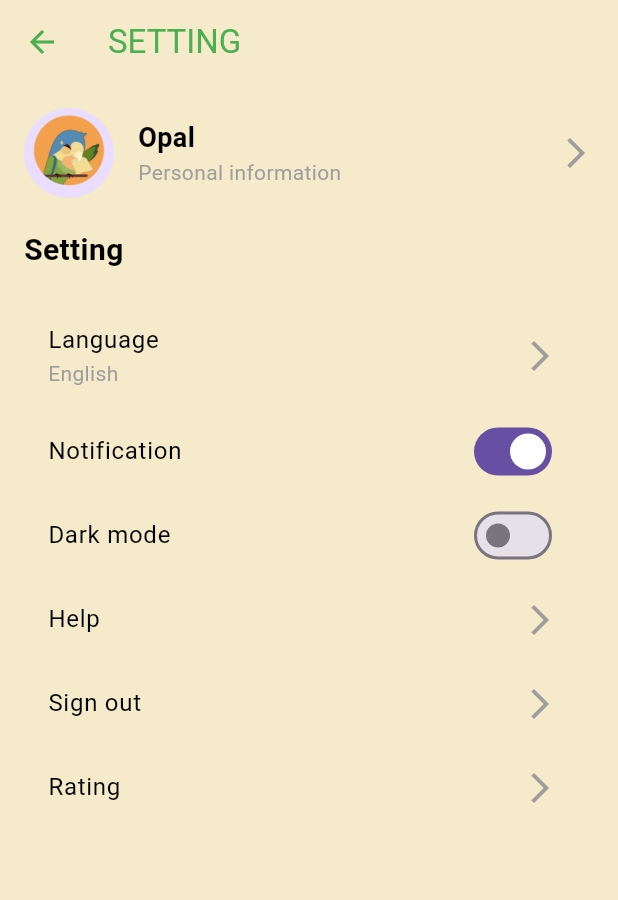
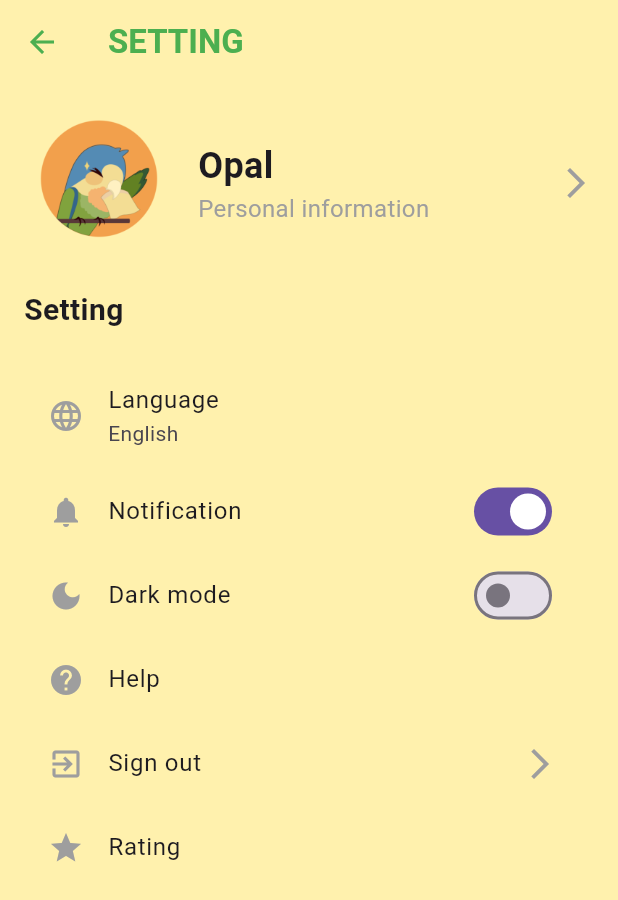
Before and after one commit to DucNguyen2807/Opal_Project_FE, a Flutter app: the SettingsScreen screen opened directly, on a phone screen of 412 x 824 dp. Shown: the top 900 px of the screen. Run offline on Flutter 3.47's test engine with Material 3 defaults, Android fonts, the phone set to English and light mode, and no system bars; our stand-ins replace flutter_countdown_timer, table_calendar.

Commit message:
[update] setting screen

```diff
--- a/lib/ui/settings/settings.dart
+++ b/lib/ui/settings/settings.dart
@@ -1,18 +1,18 @@
 import 'package:flutter/material.dart';
 import 'package:provider/provider.dart';
 import 'package:opal_project/ui/theme-provider/theme.dart';
+import 'package:opal_project/ui/sign-in/login.dart';
 
 class SettingsScreen extends StatelessWidget {
   @override
   Widget build(BuildContext context) {
-
     final themeProvider = Provider.of<ThemeProvider>(context);
 
     return Scaffold(
-      backgroundColor: themeProvider.isDarkMode ? Colors.black : Color(0xFFF5EAC9),
+      backgroundColor: Theme.of(context).scaffoldBackgroundColor,
       appBar: AppBar(
-        title: Text('SETTING', style: TextStyle(color: Colors.green)),
-        backgroundColor: themeProvider.isDarkMode ? Colors.grey[850] : Color(0xFFF5EAC9),
+        title: Text('SETTING', style: TextStyle(color: Colors.green, fontWeight: FontWeight.bold)),
+        backgroundColor: Theme.of(context).scaffoldBackgroundColor,
         elevation: 0,
         leading: IconButton(
           icon: Icon(Icons.arrow_back, color: Colors.green),
@@ -29,15 +29,19 @@ class SettingsScreen extends StatelessWidget {
             Row(
               children: [
                 CircleAvatar(
-                  radius: 30,
+                  radius: 50,
+                  backgroundColor: Colors.transparent,
                   backgroundImage: AssetImage('assets/login-opal.png'),
                 ),
                 SizedBox(width: 16),
                 Column(
                   crossAxisAlignment: CrossAxisAlignment.start,
                   children: [
-                    Text('Opal', style: TextStyle(fontSize: 18, fontWeight: FontWeight.bold, color: themeProvider.isDarkMode ? Colors.white : Colors.black)),
-                    Text('Personal information', style: TextStyle(color: Colors.grey)),
+                    Text(
+                      'Opal',
+                      style: TextStyle(fontSize: 24, fontWeight: FontWeight.bold),
+                    ),
+                    Text('Personal information', style: TextStyle(color: Colors.grey, fontSize: 16)),
                   ],
                 ),
                 Spacer(),
@@ -45,46 +49,111 @@ class SettingsScreen extends StatelessWidget {
               ],
             ),
             SizedBox(height: 20),
-            Text('Setting', style: TextStyle(fontSize: 20, fontWeight: FontWeight.bold, color: themeProvider.isDarkMode ? Colors.white : Colors.black)),
+            Text('Setting', style: TextStyle(fontSize: 20, fontWeight: FontWeight.bold)),
             SizedBox(height: 20),
-            ListTile(
-              title: Text('Language', style: TextStyle(color: themeProvider.isDarkMode ? Colors.white : Colors.black)),
-              subtitle: Text('English', style: TextStyle(color: Colors.grey)),
-              trailing: Icon(Icons.arrow_forward_ios, color: Colors.grey),
+            _buildSettingItem(context, 'Language', 'English', icon: Icons.language),
+            _buildSettingSwitch(context, 'Notification', true, icon: Icons.notifications),
+            _buildSettingSwitch(context, 'Dark mode', themeProvider.isDarkMode, icon: Icons.dark_mode),
+            _buildSettingItem(context, 'Help', '', icon: Icons.help),
+            _buildSettingItem(context, 'Sign out', '', icon: Icons.exit_to_app, onTap: () {
+              _showLogoutDialog(context);
+            }),
+            _buildSettingItem(context, 'Rating', '', icon: Icons.star),
+          ],
         ),
-            ListTile(
-              title: Text('Notification', style: TextStyle(color: themeProvider.isDarkMode ? Colors.white : Colors.black)),
+      ),
+    );
+  }
+
+  Widget _buildSettingItem(BuildContext context, String title, String subtitle, {IconData? icon, VoidCallback? onTap}) {
+    return ListTile(
+      leading: icon != null ? Icon(icon, color: Colors.grey) : null,
+      title: Text(title),
+      subtitle: subtitle.isNotEmpty ? Text(subtitle) : null,
+      trailing: onTap != null ? Icon(Icons.arrow_forward_ios, color: Colors.grey) : null,
+      onTap: onTap,
+    );
+  }
+
+  Widget _buildSettingSwitch(BuildContext context, String title, bool value, {IconData? icon}) {
+    return ListTile(
+      leading: icon != null ? Icon(icon, color: Colors.grey) : null,
+      title: Text(title),
       trailing: Switch(
-                value: true,
-                onChanged: (value) {
-                  // Logic cho thông báo
+        value: value,
+        onChanged: (newValue) {
+          // Logic to handle the switch state change can go here
         },
       ),
+    );
+  }
+
+  void _showLogoutDialog(BuildContext context) {
+    showDialog(
+      context: context,
+      builder: (BuildContext context) {
+        return Dialog(
+          shape: RoundedRectangleBorder(
+            borderRadius: BorderRadius.circular(16),
           ),
-            ListTile(
-              title: Text('Dark mode', style: TextStyle(color: themeProvider.isDarkMode ? Colors.white : Colors.black)),
-              trailing: Switch(
-                value: themeProvider.isDarkMode,
-                onChanged: (value) {
-                  themeProvider.toggleTheme();
-                },
+          backgroundColor: Color(0xFFF5EAC9),
+          child: Container(
+            padding: const EdgeInsets.all(20.0),
+            width: 300,
+            child: Column(
+              mainAxisSize: MainAxisSize.min,
+              children: [
+                Text(
+                  "You really want to sign out?",
+                  style: TextStyle(fontSize: 20, fontWeight: FontWeight.bold, color: Colors.green),
+                  textAlign: TextAlign.center,
+                ),
+                SizedBox(height: 20),
+                CircleAvatar(
+                  radius: 50,
+                  backgroundColor: Colors.transparent,
+                  child: ClipOval(
+                    child: Image.asset(
+                      'assets/icon opal-05.png',
+                      fit: BoxFit.cover,
+                      width: 100,
+                      height: 100,
                     ),
                   ),
-            ListTile(
-              title: Text('Help', style: TextStyle(color: themeProvider.isDarkMode ? Colors.white : Colors.black)),
-              trailing: Icon(Icons.arrow_forward_ios, color: Colors.grey),
                 ),
-            ListTile(
-              title: Text('Sign out', style: TextStyle(color: themeProvider.isDarkMode ? Colors.white : Colors.black)),
-              trailing: Icon(Icons.arrow_forward_ios, color: Colors.grey),
+                SizedBox(height: 20),
+                Row(
+                  mainAxisAlignment: MainAxisAlignment.spaceEvenly,
+                  children: [
+                    ElevatedButton(
+                      style: ElevatedButton.styleFrom(
+                        backgroundColor: Colors.orange[200],
+                        shape: RoundedRectangleBorder(borderRadius: BorderRadius.circular(12)),
                       ),
-            ListTile(
-              title: Text('Rating', style: TextStyle(color: themeProvider.isDarkMode ? Colors.white : Colors.black)),
-              trailing: Icon(Icons.arrow_forward_ios, color: Colors.grey),
+                      onPressed: () {
+                        Navigator.of(context).pushReplacement(
+                          MaterialPageRoute(builder: (context) => OpalLoginScreen()),
+                        );
+                      },
+                      child: Text("Yes"),
+                    ),
+                    ElevatedButton(
+                      style: ElevatedButton.styleFrom(
+                        backgroundColor: Colors.green[400],
+                        shape: RoundedRectangleBorder(borderRadius: BorderRadius.circular(12)),
+                      ),
+                      onPressed: () {
+                        Navigator.of(context).pop();
+                      },
+                      child: Text("No"),
+                    ),
+                  ],
                 ),
               ],
             ),
           ),
         );
+      },
+    );
   }
 }
--- a/pubspec.yaml
+++ b/pubspec.yaml
@@ -71,6 +71,7 @@ flutter:
     - assets/bird.png
     - assets/login-opal.png
     - assets/icon opal-01.png
+    - assets/icon opal-05.png
     - assets/icon opal-07.png
     - assets/icon opal-08.png
     - assets/icon opal-09.png
```
Also changed, not shown: assets/icon opal-05.png (added). Lines whose indentation alone changed are shown as unchanged.
